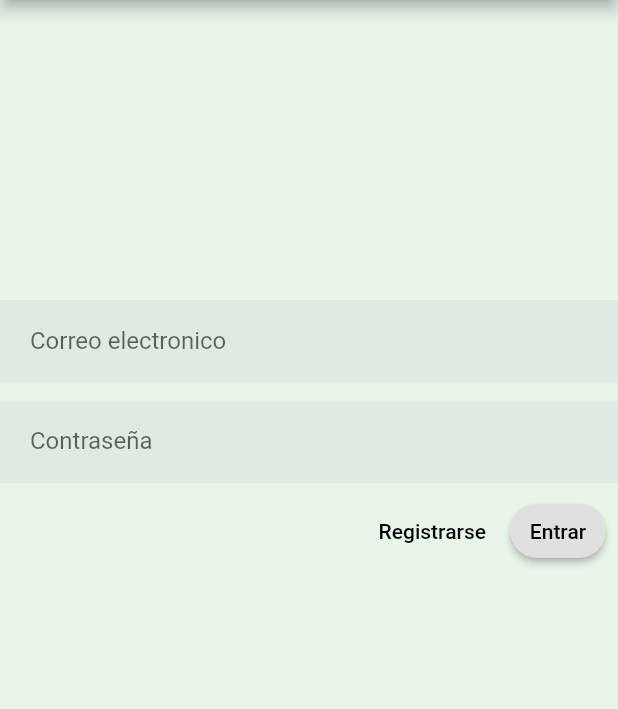
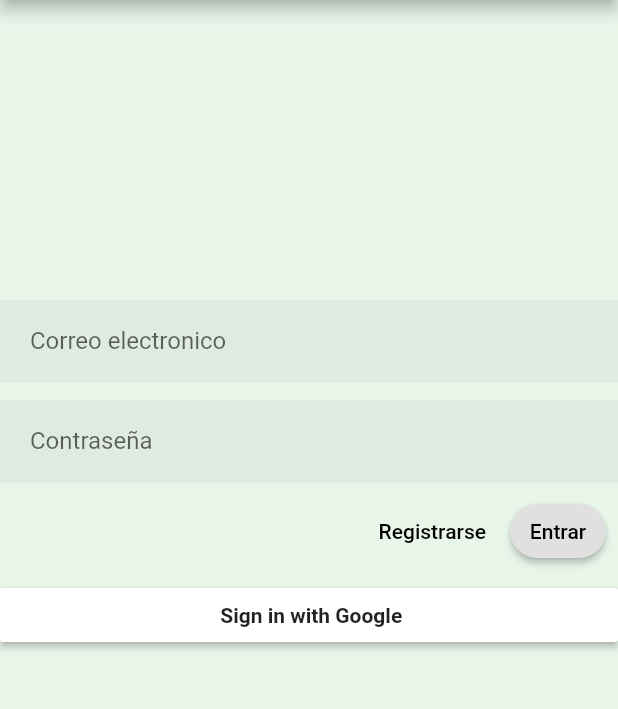
Before and after one commit to lKrayola/utp-info, a Flutter app: the screen it shows after launch, after a tap on "Continuar", on a phone screen of 412 x 824 dp, the part 84-793 px from its top. Run offline on Flutter 3.47's test engine with Material 2 defaults, Android fonts, the phone set to English and light mode, and no system bars; our stand-ins replace firebase_auth, google_sign_in; accounts and stored records are empty.

Commit message:
feat: google sign in implementation
required an entire restructuring of the pages and the app

```diff
--- /dev/null
+++ b/lib/app.dart
@@ -0,0 +1,23 @@
+import 'package:flutter/material.dart';
+import 'package:utpinfo/welcome.dart';
+import 'login.dart';
+import 'home.dart';
+import 'welcome.dart';
+import 'register.dart';
+
+class MyApp extends StatelessWidget {
+  @override
+  Widget build(BuildContext context) {
+    return MaterialApp(
+      title: 'UTP Info Demo',
+      //debugShowCheckedModeBanner: false,
+      //home: new Welcome(),
+      routes: {
+        '/Login': (context) => new Login(),
+        '/': (context) => new Home(),
+        '/Welcome': (context) => new Welcome(),
+        '/Register': (context) => new Register(),
+      },
+    );
+  }
+}
--- /dev/null
+++ b/lib/auth.dart
@@ -0,0 +1,23 @@
+import 'package:google_sign_in/google_sign_in.dart';
+import 'package:firebase_auth/firebase_auth.dart';
+
+Future<GoogleSignInAccount> getSignedInAccount(
+    GoogleSignIn googleSignIn) async {
+  GoogleSignInAccount account = googleSignIn.currentUser;
+  if (account == null) {
+    account = await googleSignIn.signInSilently();
+  }
+  return account;
+}
+
+Future<FirebaseUser> signIntoFirebase(
+  GoogleSignInAccount googleSignInAccount) async {
+  FirebaseAuth _auth = FirebaseAuth.instance;
+  GoogleSignInAuthentication googleAuth =
+      await googleSignInAccount.authentication;
+      print(googleAuth.accessToken);
+  return await _auth.signInWithGoogle(
+    accessToken: googleAuth.accessToken,
+    idToken: googleAuth.idToken,
+  );
+}
--- a/lib/home.dart
+++ b/lib/home.dart
@@ -1,4 +1,7 @@
 import 'package:flutter/material.dart';
+import 'welcome.dart';
+import 'state_widget.dart';
+import 'state.dart';
 
 class Home extends StatefulWidget {
 
@@ -11,7 +14,7 @@ class Home extends StatefulWidget {
 }
 
 class _Home extends State<Home>{
-
+  StateModel appState;
 
   int _selectedIndex = 1;
 
@@ -59,7 +62,7 @@ void _onPageChanged(int page){
     );
   }
 
-  Widget build(BuildContext context) {
+  Widget _buildHomeScreen({Widget body}) {
     return WillPopScope(
       onWillPop: _onBackPressed,
       child: Scaffold(
@@ -82,9 +85,29 @@ void _onPageChanged(int page){
               ),
               Container(
                 color: Colors.green[500],
-                child: Placeholder(
-                  color: Colors.purpleAccent,
-                ),
+                child: Center(
+                  child: Column(
+                    mainAxisAlignment: MainAxisAlignment.center,
+                    children: <Widget>[
+                      new Container(
+                        padding: EdgeInsets.all(20.0),
+                        height: 150.0,
+                        width: 150.0,
+                        decoration: BoxDecoration(
+                          shape: BoxShape.circle,
+                          image: DecorationImage(
+                            fit: BoxFit.fill,
+                            image: NetworkImage(appState.user.photoUrl.toString()),
+                          ),
+                        )),
+
+                      new Text(
+                        'Hello, ' '${appState.user.displayName}' '!',
+                        textAlign: TextAlign.center,
+                        style: TextStyle(color: Colors.black, fontSize: 25),
+                      )
+                  ],
+                )),
               ),
             ],
           )
@@ -111,4 +134,26 @@ void _onPageChanged(int page){
       )
     );
   }
+
+  Widget _buildContent() {
+    if (appState.isLoading) {
+      return _buildLoadingIndicator();
+    } else if (!appState.isLoading && appState.user == null) {
+      return new Welcome();
+    } else {
+      return _buildHomeScreen();
+    }
+  }
+
+  Center _buildLoadingIndicator() {
+    return Center(
+      child: new CircularProgressIndicator(),
+    );
+  }
+  @override
+  Widget build(BuildContext context) {
+    // Build the content depending on the state:
+    appState = StateWidget.of(context).state;
+    return _buildContent();
+  }
 }
--- a/lib/login.dart
+++ b/lib/login.dart
@@ -1,6 +1,7 @@
 import 'package:flutter/material.dart';
+//import 'package:utpinfo/home.dart';
+import 'state_widget.dart';
 
-//Simple template login screen with one button
 class Login extends StatefulWidget {
   Login({Key key, this.title}) : super(key: key);
 
@@ -13,6 +14,9 @@ class Login extends StatefulWidget {
 class _LoginState extends State<Login> {
 
   @override
+
+
+
   Widget build(BuildContext context) {
 
     return Scaffold(
@@ -75,10 +79,33 @@ class _LoginState extends State<Login> {
                   shape: RoundedRectangleBorder(borderRadius: BorderRadius.circular(24)),
                   child: Text('Entrar'),
                   onPressed: (){
-                    Navigator.pushNamed(context, '/Home');
+
                   }
                 )
               ],
+            ),
+            RaisedButton(
+              onPressed: () => StateWidget.of(context).signInWithGoogle(),
+              padding: EdgeInsets.only(top: 3.0, bottom: 3.0, left: 3.0),
+              color: const Color(0xFFFFFFFF),
+              child: new Row(
+                mainAxisSize: MainAxisSize.min,
+                children: <Widget>[
+                  //new Image.asset(
+                  //  'asset/google_button.jpg',
+                  //  height: 40.0,
+                  //),
+                  new Container(
+                      padding: EdgeInsets.only(left: 10.0, right: 10.0),
+                      child: new Text(
+                        "Sign in with Google",
+                        style: TextStyle(
+                            color: Colors.black87,
+                            fontWeight: FontWeight.bold),
+                      )
+                  ),
+                ],
+              ),
             )
           ],
         )
--- a/lib/main.dart
+++ b/lib/main.dart
@@ -1,32 +1,8 @@
-//import 'package:flutter/gestures.dart';
 import 'package:flutter/material.dart';
-import 'package:utpinfo/welcome.dart';
-//import 'package:flutter/rendering.dart';
-//import 'dart:io';
-//import 'package:flutter/services.dart';
-import 'login.dart';
-import 'home.dart';
-import 'welcome.dart';
-import 'register.dart';
+import 'app.dart';
+import 'state_widget.dart';
 
-void main() => runApp(MyApp());
-
-@override
-
-class MyApp extends StatelessWidget {
-
-  Widget build(BuildContext context) {
-
-    return MaterialApp(
-      title: 'UTP Info Demo',
-      home: new Welcome(),
-      //initialRoute: '/',
-      routes: {
-        '/Login': (context) => new Login(),
-        '/Home': (context) => new Home(),
-        '/Welcome': (context) => new Welcome(),
-        '/Register': (context) => new Register(),
-      },
-    );
-  }
+void main(){
+  StateWidget stateWidget = new StateWidget(child: new MyApp());
+  runApp(stateWidget);
 }
--- /dev/null
+++ b/lib/state.dart
@@ -0,0 +1,10 @@
+import 'package:firebase_auth/firebase_auth.dart';
+
+class StateModel {
+  bool isLoading;
+  FirebaseUser user;
+  StateModel({
+    this.isLoading = false,
+    this.user,
+  });
+}
--- /dev/null
+++ b/lib/state_widget.dart
@@ -0,0 +1,89 @@
+import 'dart:async';
+import 'package:flutter/foundation.dart';
+import 'package:flutter/material.dart';
+import 'package:google_sign_in/google_sign_in.dart';
+import 'package:firebase_auth/firebase_auth.dart';
+import 'state.dart';
+import 'auth.dart';
+
+class StateWidget extends StatefulWidget {
+  final StateModel state;
+  final Widget child;
+
+  StateWidget({
+    @required this.child,
+    this.state,
+  });
+
+  static _StateWidgetState of(BuildContext context) {
+    return (context.inheritFromWidgetOfExactType(_StateDataWidget)
+            as _StateDataWidget)
+        .data;
+  }
+
+  @override
+  _StateWidgetState createState() => new _StateWidgetState();
+}
+
+class _StateWidgetState extends State<StateWidget> {
+  StateModel state;
+  GoogleSignInAccount googleAccount;
+  final GoogleSignIn googleSignIn = new GoogleSignIn();
+
+  @override
+  void initState() {
+    super.initState();
+    if (widget.state != null) {
+      state = widget.state;
+    } else {
+      state = new StateModel(isLoading: true);
+      initUser();
+    }
+  }
+
+  Future<Null> initUser() async {
+    googleAccount = await getSignedInAccount(googleSignIn);
+        if (googleAccount == null) {
+          setState(() {
+            state.isLoading = false;
+          });
+        } else {
+          await signInWithGoogle();
+        }
+        //Navigator.of(context).pushNamed('/');
+      }
+
+  Future<Null> signInWithGoogle() async {
+    if (googleAccount == null) {
+      // Start the sign-in process:
+      googleAccount = await googleSignIn.signIn();
+    }
+    FirebaseUser firebaseUser = await signIntoFirebase(googleAccount);
+    state.user = firebaseUser; // new user
+    setState(() {
+      state.isLoading = false;
+      state.user = firebaseUser;
+    });
+  }
+  @override
+  Widget build(BuildContext context) {
+    return new _StateDataWidget(
+      data: this,
+      child: widget.child,
+    );
+  }
+
+
+}
+
+class _StateDataWidget extends InheritedWidget {
+  final _StateWidgetState data;
+  _StateDataWidget({
+    Key key,
+    @required Widget child,
+    @required this.data,
+  }) : super(key: key, child: child);
+
+  @override
+  bool updateShouldNotify(_StateDataWidget old) => true;
+}
```
